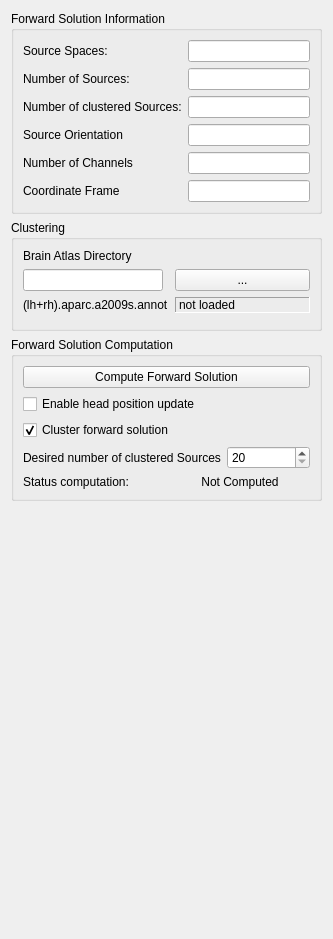
Qt form src/libraries/disp/viewers/formfiles/fwdsettingsview.ui (mne-tools/mne-cpp) before a commit.
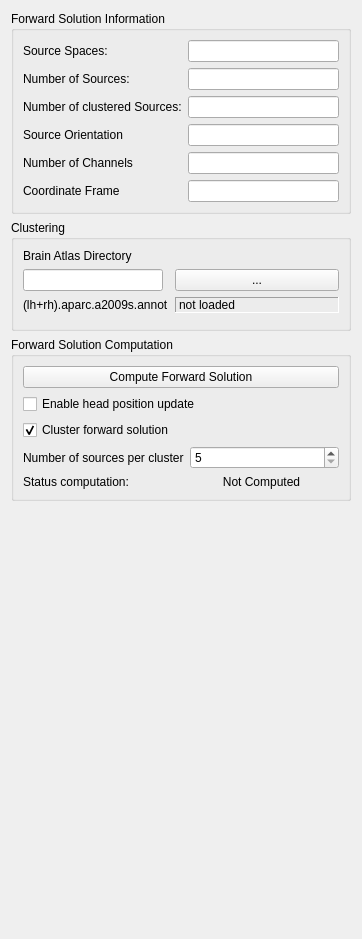
The same form after that commit.

Commit message: [ENH] Flexible number of sources in clustering

```diff
--- a/src/libraries/disp/viewers/formfiles/fwdsettingsview.ui
+++ b/src/libraries/disp/viewers/formfiles/fwdsettingsview.ui
@@ -6,7 +6,7 @@
    <rect>
     <x>0</x>
     <y>0</y>
-    <width>333</width>
+    <width>362</width>
     <height>939</height>
    </rect>
   </property>
@@ -226,7 +226,7 @@
         <item>
          <widget class="QLabel" name="label_5">
           <property name="text">
-           <string>Desired number of clustered Sources</string>
+           <string>Number of sources per cluster</string>
           </property>
          </widget>
         </item>
@@ -239,10 +239,10 @@
            </size>
           </property>
           <property name="minimum">
-           <number>20</number>
+           <number>5</number>
           </property>
           <property name="maximum">
-           <number>1000</number>
+           <number>999</number>
           </property>
          </widget>
         </item>
```
The commit also changes 3 other files.
